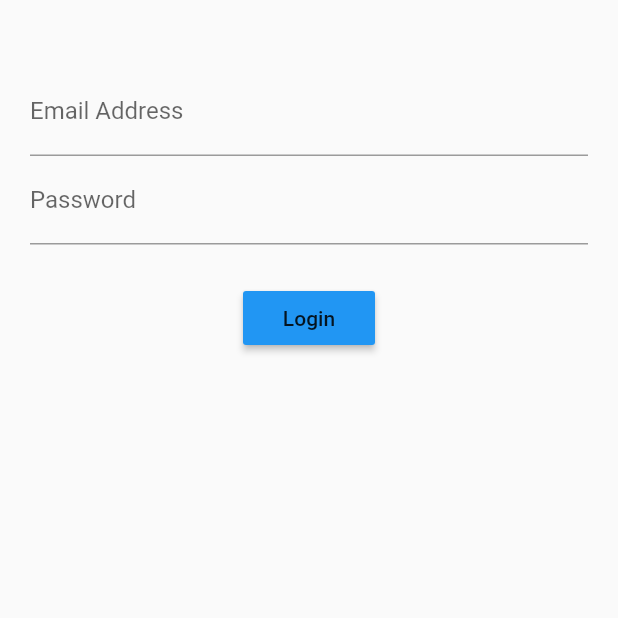
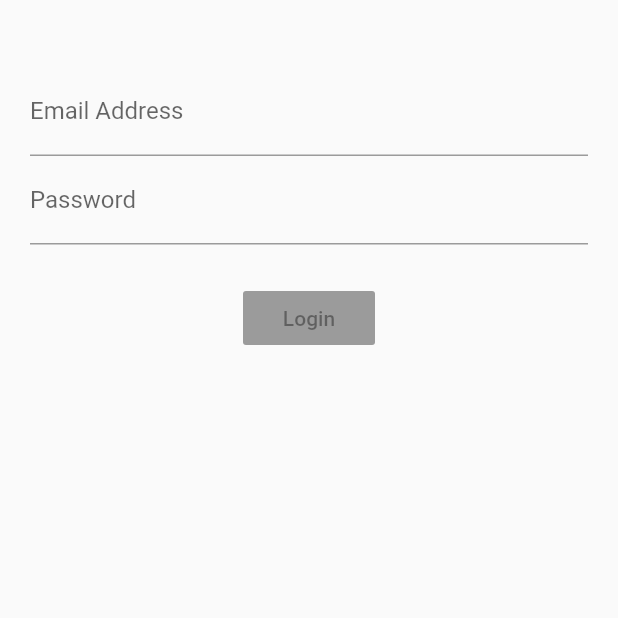
Before and after one commit to Julian-Figueroa/flutter_login_bloc, a Flutter app: the screen it shows after launch, on a phone screen of 412 x 824 dp, the top half of it. Run offline on Flutter 3.47's test engine with Material 2 defaults, Android fonts, the phone set to English and light mode, and no system bars; our stand-ins replace rxdart.

Commit message:
Now using RxDart with Observables & Subjects

```diff
--- a/lib/src/blocs/bloc.dart
+++ b/lib/src/blocs/bloc.dart
@@ -1,15 +1,29 @@
 import 'dart:async';
 import 'validators.dart';
+import 'package:rxdart/rxdart.dart';
 
 class Bloc extends Validators {
-  final _email = StreamController<String>();
-  final _password = StreamController<String>();
+  final _email = BehaviorSubject<String>();
+  final _password = BehaviorSubject<String>();
 
   Stream<String> get email => _email.stream.transform(validateEmail);
   Stream<String> get password => _password.stream.transform(validatePassword);
 
+  // RxDart
+  Stream<bool> get submitValid =>
+      Observable.combineLatest2(email, password, (e, p) => true);
+
   Function(String) get changeEmail => _email.sink.add;
   Function(String) get changePassword => _password.sink.add;
+
+  //Submit
+  submit() {
+    final validEmail = _email.value;
+    final validPassword = _password.value;
+
+    print(validEmail);
+    print(validPassword);
+  }
 
   dispose() {
     _email.close();
--- a/lib/src/screens/login_screen.dart
+++ b/lib/src/screens/login_screen.dart
@@ -18,7 +18,7 @@ class LoginScreen extends StatelessWidget {
           Container(
             margin: EdgeInsets.only(top: 25.0),
           ),
-          submitButton(),
+          submitButton(bloc),
         ],
       ),
     );
@@ -59,11 +59,18 @@ class LoginScreen extends StatelessWidget {
     );
   }
 
-  Widget submitButton() {
-    return RaisedButton(
-      child: Text('Login'),
-      color: Colors.blue,
-      onPressed: () {},
+  Widget submitButton(Bloc bloc) {
+    return StreamBuilder(
+      stream: bloc.submitValid,
+      builder: (BuildContext context, snapshot) {
+        return RaisedButton(
+          child: Text('Login'),
+          color: Colors.blue,
+          onPressed: snapshot.hasData
+              ? bloc.submit
+              : null,
+        );
+      },
     );
   }
 }
--- a/pubspec.yaml
+++ b/pubspec.yaml
@@ -23,6 +23,8 @@ dependencies:
   # The following adds the Cupertino Icons font to your application.
   # Use with the CupertinoIcons class for iOS style icons.
   cupertino_icons: ^0.1.2
+
+  rxdart: ^0.18.0
 
 dev_dependencies:
   flutter_test:
```
Also changed, not shown: pubspec.lock.
